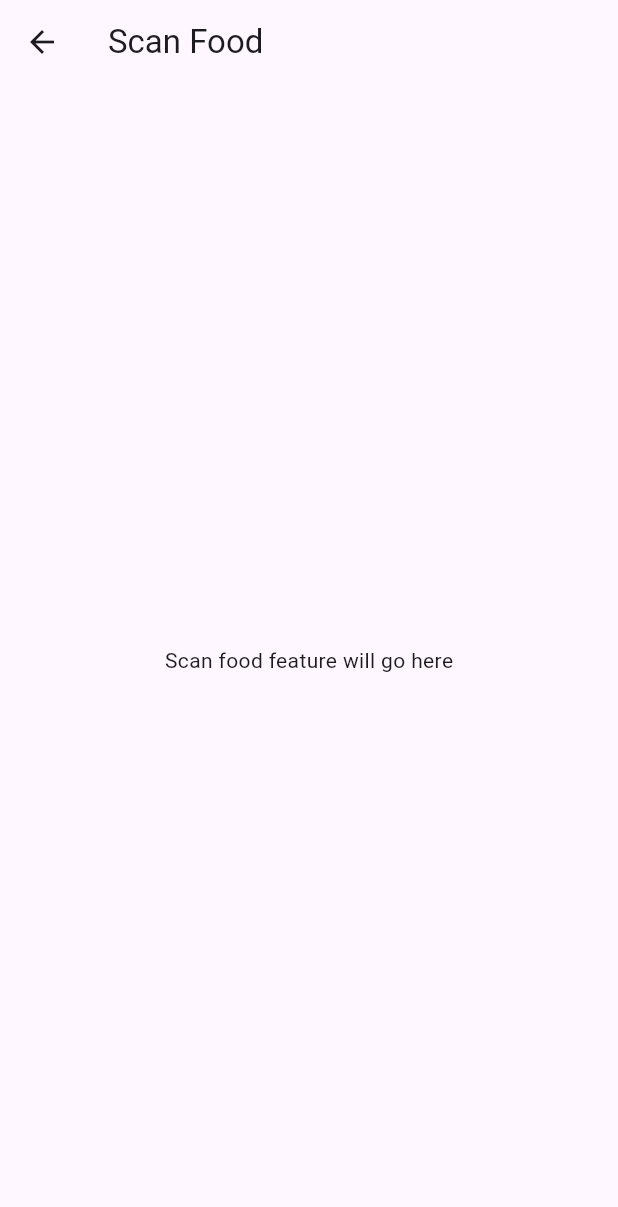
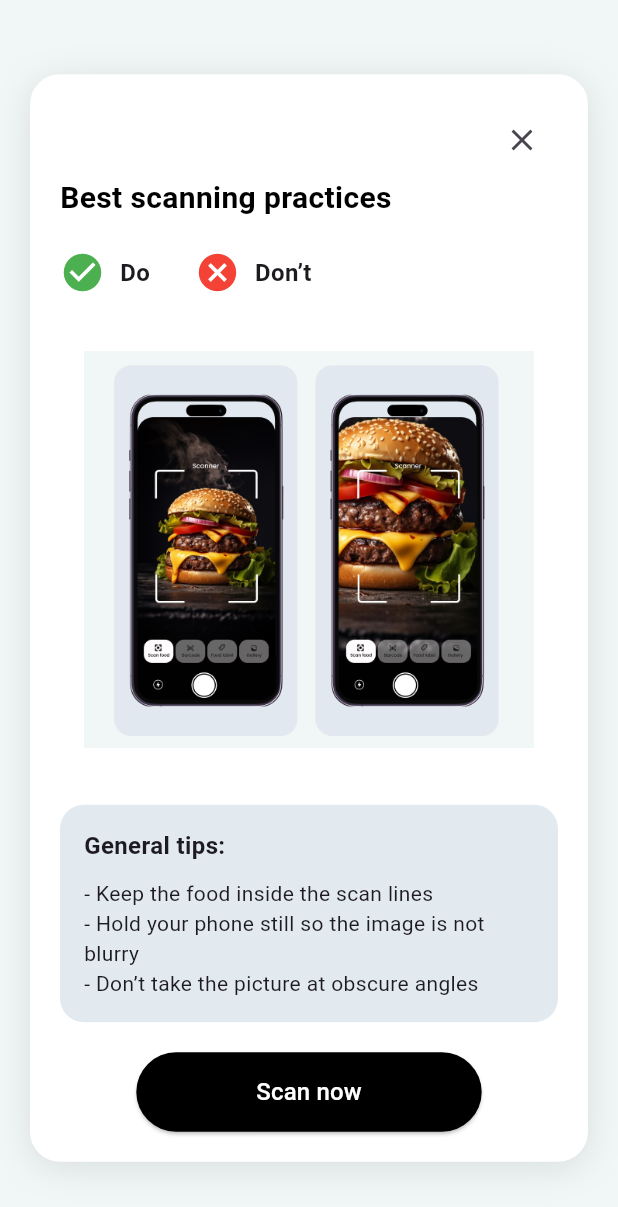
Before and after one commit to Doffannoel/Tervist-App, a Flutter app: the ScanFoodPage screen opened directly, on a phone screen of 412 x 824 dp. Shown: the top 1207 px of the screen. Run offline on Flutter 3.47's test engine with Material 3 defaults, Android fonts, the phone set to English and light mode, and no system bars; our stand-ins replace flutter_map, flutter_svg, latlong2, smooth_page_indicator.

Commit message:
scanfood pris

```diff
--- a/tervist_apk/lib/screens/nutritions/nutrition_main.dart
+++ b/tervist_apk/lib/screens/nutritions/nutrition_main.dart
@@ -47,6 +47,7 @@ class _NutritionMainPageState extends State<NutritionMainPage> {
                     color: Colors.white,
                     borderRadius: BorderRadius.circular(15),
                   ),
+                  padding: EdgeInsets.symmetric(vertical: 10),
                   child: Column(
                     mainAxisSize: MainAxisSize.min,
                     children: [
@@ -56,7 +57,6 @@ class _NutritionMainPageState extends State<NutritionMainPage> {
                           style: TextStyle(color: Colors.black, fontSize: 16)),
                     ],
                   ),
-                  padding: EdgeInsets.symmetric(vertical: 10),
                 ),
               ),
               SizedBox(width: 10),
@@ -73,6 +73,7 @@ class _NutritionMainPageState extends State<NutritionMainPage> {
                       color: Colors.white,
                       borderRadius: BorderRadius.circular(15),
                     ),
+                    padding: EdgeInsets.symmetric(vertical: 10),
                     child: Column(
                       mainAxisSize: MainAxisSize.min,
                       children: [
@@ -83,7 +84,6 @@ class _NutritionMainPageState extends State<NutritionMainPage> {
                                 TextStyle(color: Colors.black, fontSize: 16)),
                       ],
                     ),
-                    padding: EdgeInsets.symmetric(vertical: 10),
                   ),
                 ),
               ),
--- a/tervist_apk/lib/screens/nutritions/scanfood.dart
+++ b/tervist_apk/lib/screens/nutritions/scanfood.dart
@@ -1,4 +1,3 @@
-// scanfood.dart
 import 'package:flutter/material.dart';
 
 class ScanFoodPage extends StatelessWidget {
@@ -7,8 +6,131 @@ class ScanFoodPage extends StatelessWidget {
   @override
   Widget build(BuildContext context) {
     return Scaffold(
-      appBar: AppBar(title: const Text('Scan Food')),
-      body: Center(child: const Text('Scan food feature will go here')),
+      backgroundColor: const Color(0xFFF1F7F6),
+      body: Center(
+        child: SingleChildScrollView(
+          child: Container(
+            margin: const EdgeInsets.symmetric(horizontal: 20, vertical: 30),
+            padding: const EdgeInsets.symmetric(horizontal: 20, vertical: 20),
+            decoration: BoxDecoration(
+              color: Colors.white,
+              borderRadius: BorderRadius.circular(20),
+              boxShadow: [
+                BoxShadow(
+                  color: Colors.black.withOpacity(0.1),
+                  blurRadius: 20,
+                  offset: const Offset(0, 4),
+                ),
+              ],
+            ),
+            child: Column(
+              crossAxisAlignment: CrossAxisAlignment.start,
+              children: [
+                // Close Button
+                Align(
+                  alignment: Alignment.topRight,
+                  child: IconButton(
+                    icon: const Icon(Icons.close),
+                    onPressed: () {
+                      Navigator.pop(context);
+                    },
+                  ),
+                ),
+
+                // Best Scanning Practices title
+                const Text(
+                  'Best scanning practices',
+                  style: TextStyle(
+                    fontSize: 20,
+                    fontWeight: FontWeight.bold,
+                    color: Colors.black,
+                  ),
+                ),
+                const SizedBox(height: 20),
+
+                // Do & Don't symbols
+                Row(
+                  mainAxisAlignment: MainAxisAlignment.start,
+                  children: const [
+                    Icon(Icons.check_circle, color: Colors.green, size: 30),
+                    SizedBox(width: 10),
+                    Text(
+                      'Do',
+                      style:
+                          TextStyle(fontSize: 16, fontWeight: FontWeight.bold),
+                    ),
+                    SizedBox(width: 30),
+                    Icon(Icons.cancel, color: Colors.red, size: 30),
+                    SizedBox(width: 10),
+                    Text(
+                      'Don’t',
+                      style:
+                          TextStyle(fontSize: 16, fontWeight: FontWeight.bold),
+                    ),
+                  ],
+                ),
+                const SizedBox(height: 20),
+
+                // Image of Scanning
+                Center(
+                  child: Image.asset(
+                    'assets/images/scanex.png',
+                    height: 300,
+                    width: 300,
+                  ),
+                ),
+                const SizedBox(height: 20),
+
+                // General tips
+                Container(
+                  padding: const EdgeInsets.all(16),
+                  decoration: BoxDecoration(
+                    color: const Color(0xFFE2EAF0),
+                    borderRadius: BorderRadius.circular(16),
+                  ),
+                  child: Column(
+                    crossAxisAlignment: CrossAxisAlignment.start,
+                    children: const [
+                      Text(
+                        'General tips:',
+                        style: TextStyle(
+                            fontWeight: FontWeight.bold, fontSize: 16),
+                      ),
+                      SizedBox(height: 10),
+                      Text('- Keep the food inside the scan lines'),
+                      Text(
+                          '- Hold your phone still so the image is not blurry'),
+                      Text("- Don’t take the picture at obscure angles"),
+                    ],
+                  ),
+                ),
+                const SizedBox(height: 20),
+
+                // Scan now button
+                Center(
+                  child: ElevatedButton(
+                    onPressed: () {
+                      // Direct to another page or function
+                    },
+                    style: ElevatedButton.styleFrom(
+                      backgroundColor: Colors.black,
+                      padding: const EdgeInsets.symmetric(
+                          horizontal: 80, vertical: 15),
+                      shape: RoundedRectangleBorder(
+                        borderRadius: BorderRadius.circular(30),
+                      ),
+                    ),
+                    child: const Text(
+                      'Scan now',
+                      style: TextStyle(color: Colors.white, fontSize: 16),
+                    ),
+                  ),
+                ),
+              ],
+            ),
+          ),
+        ),
+      ),
     );
   }
 }
```
Also changed, not shown: tervist_apk/assets/images/scanex.png (added), 1 other file.
